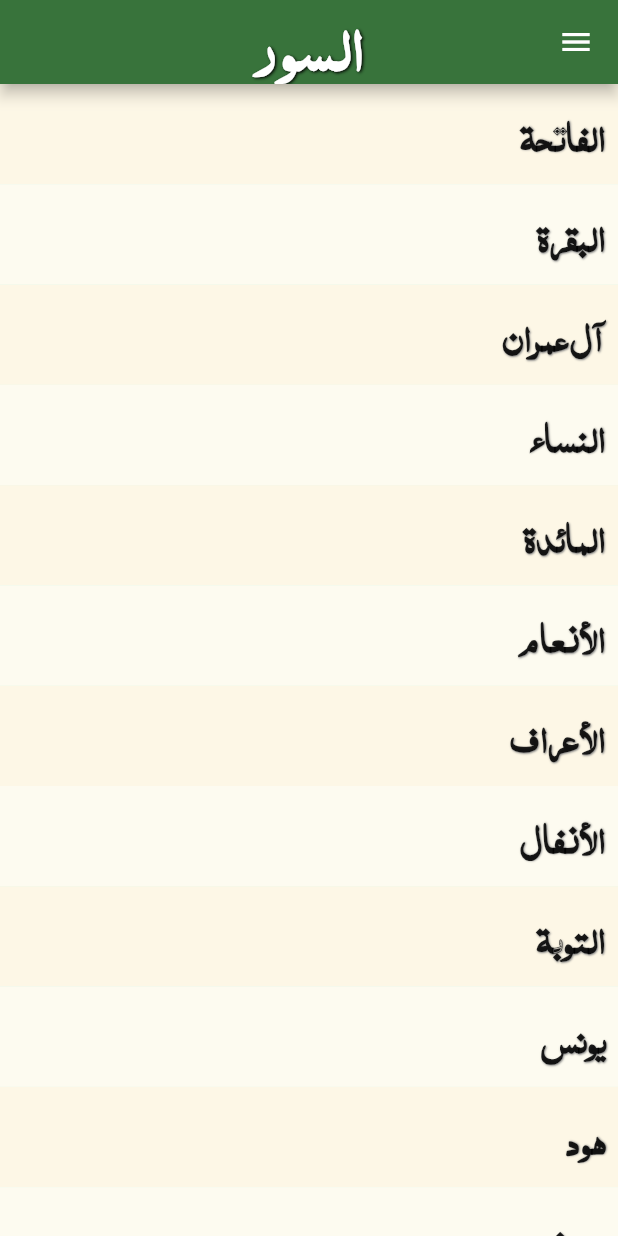
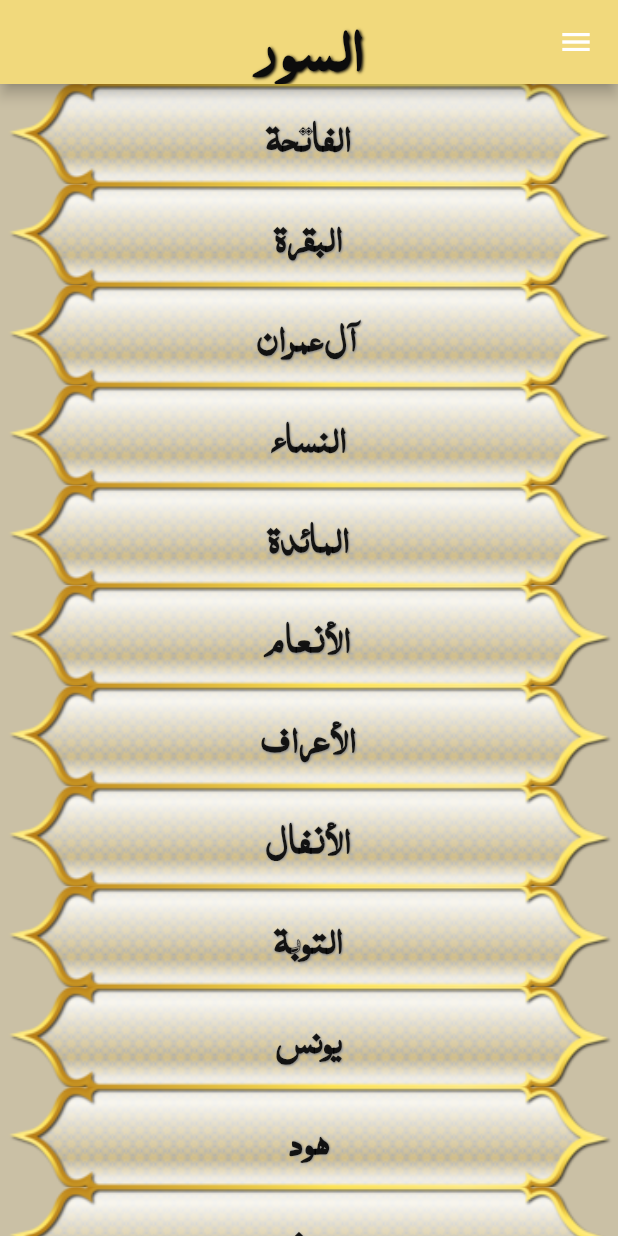
Before and after one commit to issam48/tadkirvrs1, a Flutter app: the index screen opened by its route, on a phone screen of 412 x 824 dp. Run offline on Flutter 3.47's test engine with Material 2 defaults, Android fonts, the phone set to English and light mode, and no system bars; our stand-ins replace awesome_dialog, cloud_firestore, firebase_auth, firebase_core, flutter_local_notifications; accounts and stored records are empty.

Commit message:
change color

```diff
--- a/lib/definetheayats.dart
+++ b/lib/definetheayats.dart
@@ -218,8 +218,8 @@ class _HomeayasState extends State<Homeayas> {
                       if (parsedNumber == null) {
                         return 'من فضلك أدخل رقما صالحا';
                       }
-                      if (parsedNumber >= 114) {
-                        return 'يجب أن يكون رقم السورة أقل من 114';
+                      if (parsedNumber > 114) {
+                        return 'يجب أن يكون رقم السورة أقل من 115';
                       }
                       return null;
                     }),
--- a/lib/indexpqge.dart
+++ b/lib/indexpqge.dart
@@ -43,6 +43,7 @@ class _indexState extends State<index> {
             ),
             ),
             ListTile(
+
                 title:
                 Text("الحفظ",),leading: Icon(Icons.book),onTap:(){
               Navigator.of(context).push(MaterialPageRoute(builder:(context){
@@ -68,6 +69,7 @@ class _indexState extends State<index> {
         title: const Text(
           "السور",
           style: TextStyle(
+            color: Color(0xff0c0c0c),
             fontFamily: "quraani",
               fontSize: 50,
               fontWeight: FontWeight.bold,
@@ -75,12 +77,14 @@ class _indexState extends State<index> {
                 Shadow(
                     offset: Offset(1, 1),
                     blurRadius: 2.0,
+
                     color: Color.fromARGB(255, 0, 0, 0)
                 )
               ]
           ),
         ),
-        backgroundColor: const Color.fromARGB(255, 56, 115, 59),
+        backgroundColor: Color(0xfff1d97c),
+        //backgroundColor: const Color.fromARGB(255, 56, 115, 59),
       )
           ,body:
 
@@ -111,26 +115,42 @@ class _indexState extends State<index> {
   }
   Container indexCreator(/*quran,*/context){
     return Container(
+color: const Color(0xffcac0a5),
+//color: const Color.fromARGB(255, 57, 201, 45),
+      child:
+      ListView(
 
-      color: const Color.fromARGB(255, 221, 250, 236),
-      child: ListView(
         children: [
+
           for (int i = 0; i < 114; i++)
             Container(
+
+              decoration: BoxDecoration(
+                  image: DecorationImage(
+                      image: AssetImage("images/dd.png"),
+                      fit:BoxFit.cover
+                  )
+              ),
+
+
               width: 400,
 transformAlignment: Alignment.center,
-              color: i % 2 == 0
-                  ? const Color.fromARGB(255, 253, 247, 230)
-                  : const Color.fromARGB(255, 253, 251, 240),
+
+             // color:
+             // i % 2 == 0
+               //   ? const Color.fromARGB(255, 253, 247, 230)
+               //   : const Color.fromARGB(255, 253, 251, 240),
               child: TextButton(
+
 
                 child: Row(
 
-mainAxisAlignment: MainAxisAlignment.start,
+mainAxisAlignment: MainAxisAlignment.center,
                   children: [
 
 
                    Container(
+
                     child: Text(
                       arabicName[i]['name'],
                       style: const TextStyle(
@@ -192,6 +212,7 @@ mainAxisAlignment: MainAxisAlignment.start,
             ),
 
         ],
+
       ),
 
     );
--- a/lib/qura.dart
+++ b/lib/qura.dart
@@ -54,9 +54,9 @@ class _quraanState extends State<quraan> {
         Scaffold(
 
           appBar: AppBar(
-            backgroundColor: Colors.green,
+            backgroundColor: Color(0xfff1d97c),
             title:Center(child:Text("سورة   ${widget.namesora} ",style: TextStyle(
-                fontFamily: "quraani",fontSize: 40
+                fontFamily: "quraani",fontSize: 40,color: Colors.black
             ),)) ,
           ),
           body:
```
Also changed, not shown: images/D1.png (added), images/backgroundsura.jpg (added), images/d2.png (added), images/dd.png (added), images/ddd.png (added), images/pp.png (added).
